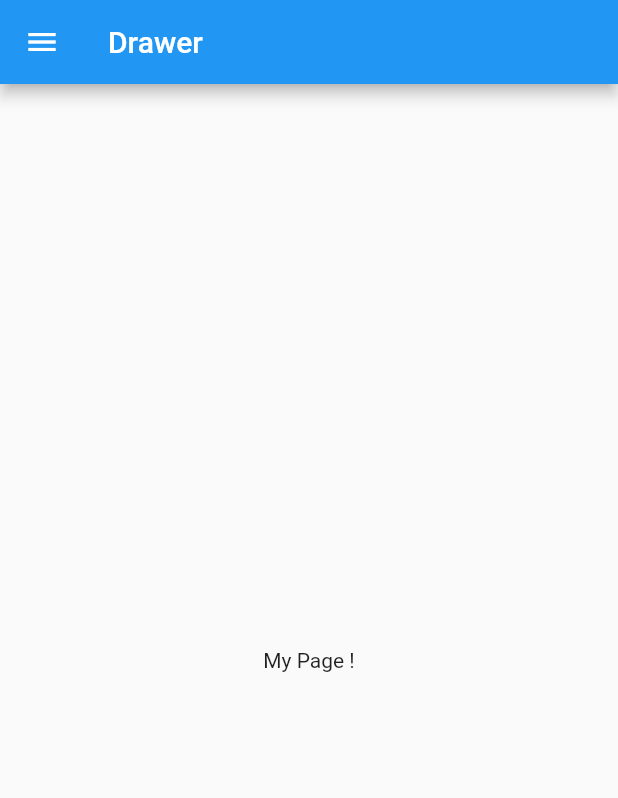
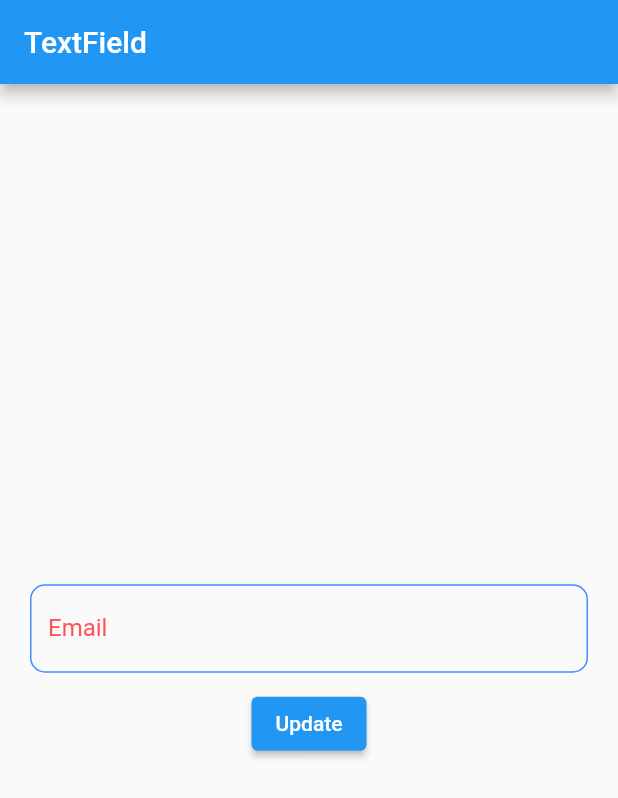
Before and after one commit to rwarou/flutter, a Flutter app: the screen it shows after launch, on a phone screen of 412 x 824 dp. Shown: the top 798 px of the screen. Run offline on Flutter 3.47's test engine with Material 2 defaults, Android fonts, the phone set to English and light mode, and no system bars.

Commit message:
textfield widget

```diff
--- a/lib/main.dart
+++ b/lib/main.dart
@@ -63,60 +63,182 @@ class _MyHomePageState extends State<MyHomePage> {
   //   });
   // }
 
+  TextEditingController inputController = TextEditingController();
+  String inputText = '';
+
   @override
   Widget build(BuildContext context) {
     return Scaffold(
         appBar: AppBar(
-        title: Text('Drawer'),
+          title: Text('TextField'),
         ),
         body: Center(
-        child: Text('My Page !'),
+          child: GestureDetector(
+            onTap: () => FocusScope.of(context).unfocus(),
+            child: SingleChildScrollView(
+              child: Column(
+                children: [
+                  // Container(
+                  //   width: 300,
+                  //   height: 300,
+                  //   margin: EdgeInsets.all(40),
+                  //   color: Colors.lightBlue,
+                  // ),
+                  Text('$inputText'),
+                  Padding(
+                    padding: EdgeInsets.fromLTRB(20, 0, 20, 10),
+                    child: TextField(
+                      // onChanged: (text) {
+                      //   setState(() {
+                      //     inputText = text;
+                      //   });
+                      // },
+                      controller: inputController,
+                      decoration: const InputDecoration(
+                        labelText: 'Email',
+                        labelStyle: TextStyle(color: Colors.redAccent),
+                        hintText: 'Enter your email',
+                        focusedBorder: OutlineInputBorder(
+                          borderRadius: BorderRadius.all(Radius.circular(10)),
+                          borderSide:
+                              BorderSide(width: 1, color: Colors.redAccent),
                         ),
-      drawer: Drawer(
-        child: ListView(
-          padding: EdgeInsets.zero,
-          children: [
-            // DrawerHeader(
-            //   child: Text('DrawerHeader'),
-            //   decoration: BoxDecoration(
-            //     color: Colors.blue,
-            //   ),
-            // ),
-            UserAccountsDrawerHeader(
-              currentAccountPicture: CircleAvatar(
-                backgroundColor: Colors.grey,
+                        enabledBorder: OutlineInputBorder(
+                          borderRadius: BorderRadius.all(Radius.circular(10)),
+                          borderSide:
+                              BorderSide(width: 1, color: Colors.blueAccent),
                         ),
-              otherAccountsPictures: [
-                CircleAvatar(
-                  backgroundColor: Colors.blueGrey,
-                )
+                        border: OutlineInputBorder(
+                          borderRadius: BorderRadius.all(Radius.circular(10)),
+                        ),
+                        // labelText: 'Input',
+                      ),
+                      keyboardType: TextInputType.emailAddress,
+                    ),
+                  ),
+                  ElevatedButton(
+                      onPressed: () {
+                        setState(() {
+                          inputText = inputController.text;
+                        });
+                      },
+                      child: Text('Update'))
                 ],
-              accountName: Text('Rwarou'),
-              accountEmail: Text('rwarou.yim@gmail.com'),
-              onDetailsPressed: () {},
-              decoration: BoxDecoration(
-                color: Colors.blue[300],
-                borderRadius: BorderRadius.only(
-                  bottomLeft: Radius.circular(40),
-                  bottomRight: Radius.circular(40),
               ),
             ),
           ),
-            ListTile(
-              title: Text('Item 1'),
-              onTap: () {
-                Navigator.pop(context);
-              },
-            ),
-            ListTile(
-              title: Text('Item 2'),
-              onTap: () {
-                Navigator.pop(context);
-              },
-            ),
-          ],
-        ),
-      ),
+        )
+        // body: SingleChildScrollView(
+        //   child: Column(
+        //     children: [
+        //       Container(
+        //         width: 300,
+        //         height: 300,
+        //         margin: EdgeInsets.all(40),
+        //         color: Colors.lightBlue,
+        //       ),
+        //       const Padding(
+        //         padding: EdgeInsets.fromLTRB(20, 0, 20, 10),
+        //         child: TextField(
+        //           decoration: InputDecoration(
+        //             labelText: 'Email',
+        //             labelStyle: TextStyle(color: Colors.redAccent),
+        //             hintText: 'Enter your email',
+        //             focusedBorder: OutlineInputBorder(
+        //               borderRadius: BorderRadius.all(Radius.circular(10)),
+        //               borderSide: BorderSide(width: 1, color: Colors.redAccent),
+        //             ),
+        //             enabledBorder: OutlineInputBorder(
+        //               borderRadius: BorderRadius.all(Radius.circular(10)),
+        //               borderSide: BorderSide(width: 1, color: Colors.blueAccent),
+        //             ),
+        //             border: OutlineInputBorder(
+        //               borderRadius: BorderRadius.all(Radius.circular(10)),
+        //             ),
+        //             // labelText: 'Input',
+        //           ),
+        //           keyboardType: TextInputType.emailAddress,
+        //         ),
+        //       ),
+        //     ],
+        //   ),
+        // ),
+        // body: Center(
+        //   child: Padding(
+        //     child: TextField(
+        //       decoration: InputDecoration(
+        //         labelText: 'Email',
+        //         labelStyle: TextStyle(color: Colors.redAccent),
+        //         hintText: 'Enter your email',
+        //         focusedBorder: OutlineInputBorder(
+        //           borderRadius: BorderRadius.circular(10),
+        //           borderSide: BorderSide(width: 1, color: Colors.redAccent),
+        //         ),
+        //         enabledBorder: OutlineInputBorder(
+        //           borderRadius: BorderRadius.circular(10),
+        //           borderSide: BorderSide(width: 1, color: Colors.blueAccent),
+        //         ),
+        //         border: OutlineInputBorder(
+        //           borderRadius: BorderRadius.all(Radius.circular(10)),
+        //         ),
+        //         // labelText: 'Input',
+        //       ),
+        //       keyboardType: TextInputType.emailAddress,
+        //     ),
+        //     padding: EdgeInsets.all(20),
+        //   ),
+        // ),
+        // appBar: AppBar(
+        //   title: Text('Drawer'),
+        // ),
+        // body: Center(
+        //   child: Text('My Page !'),
+        // ),
+        // drawer: Drawer(
+        //   child: ListView(
+        //     padding: EdgeInsets.zero,
+        //     children: [
+        //       // DrawerHeader(
+        //       //   child: Text('DrawerHeader'),
+        //       //   decoration: BoxDecoration(
+        //       //     color: Colors.blue,
+        //       //   ),
+        //       // ),
+        //       UserAccountsDrawerHeader(
+        //         currentAccountPicture: CircleAvatar(
+        //           backgroundColor: Colors.grey,
+        //         ),
+        //         otherAccountsPictures: [
+        //           CircleAvatar(
+        //             backgroundColor: Colors.blueGrey,
+        //           )
+        //         ],
+        //         accountName: Text('Rwarou'),
+        //         accountEmail: Text('rwarou.yim@gmail.com'),
+        //         onDetailsPressed: () {},
+        //         decoration: BoxDecoration(
+        //           color: Colors.blue[300],
+        //           borderRadius: BorderRadius.only(
+        //             bottomLeft: Radius.circular(40),
+        //             bottomRight: Radius.circular(40),
+        //           ),
+        //         ),
+        //       ),
+        //       ListTile(
+        //         title: Text('Item 1'),
+        //         onTap: () {
+        //           Navigator.pop(context);
+        //         },
+        //       ),
+        //       ListTile(
+        //         title: Text('Item 2'),
+        //         onTap: () {
+        //           Navigator.pop(context);
+        //         },
+        //       ),
+        //     ],
+        //   ),
+        // ),
         // appBar: AppBar(
         //   title: const Text('Navigator'),
         // ),
```
Lines whose indentation alone changed are shown as unchanged.
